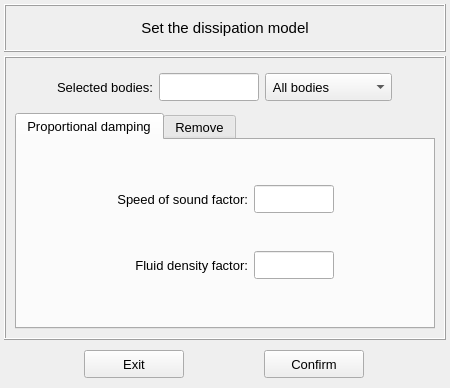
Above: vibra/interface/data/ui_files/model/setup/acoustic/dissipation_model_inputs.ui from MOPT-UFSC/VIBRA before the change. Below: the same form after it.
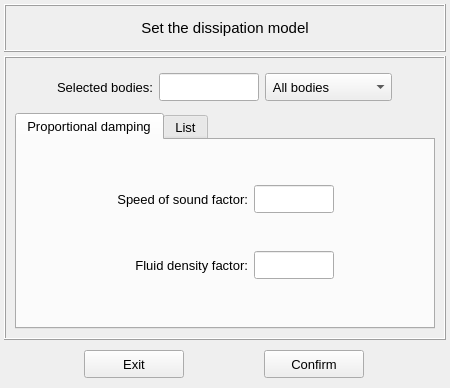
That is the form after the change.

Commit message: Rename Remove by List tabs

The edit to the form file:
```diff
--- a/vibra/interface/data/ui_files/model/setup/acoustic/dissipation_model_inputs.ui
+++ b/vibra/interface/data/ui_files/model/setup/acoustic/dissipation_model_inputs.ui
@@ -332,7 +332,7 @@
         </widget>
         <widget class="QWidget" name="tab">
          <attribute name="title">
-          <string>Remove</string>
+          <string>List</string>
          </attribute>
          <layout class="QGridLayout" name="gridLayout_6">
           <item row="0" column="0">
```
Left out of the diff: 2 changed lines with no effect on the pictures. The commit also changes 17 other files.
